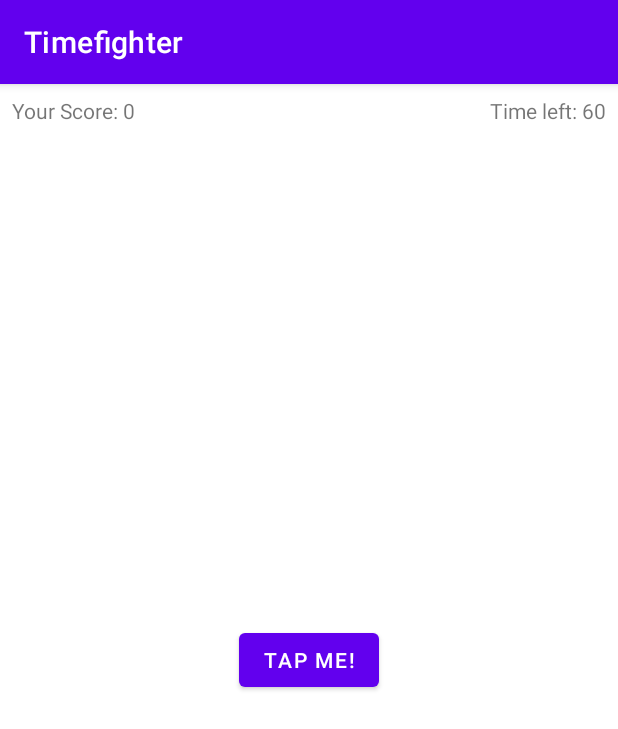
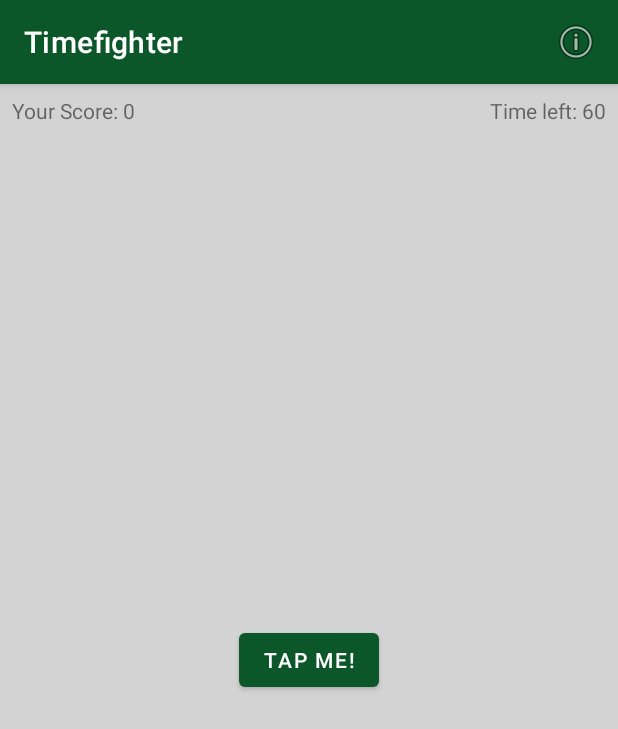
Before and after one commit to kmusto1/Chapter-1-Hello-World, an Android app: the screen it shows after launch (MainActivity), on a phone screen of 412 x 824 dp. Shown: the top 729 px of the screen. Run offline under Robolectric (Android 15) with nearby library versions, the phone set to English and light mode, and no system bars.

Commit message:
Chapter 4 + 5.

```diff
--- a/app/src/main/java/com/raywenderlich/timefighter/MainActivity.kt
+++ b/app/src/main/java/com/raywenderlich/timefighter/MainActivity.kt
@@ -1,13 +1,20 @@
 package com.raywenderlich.timefighter
 
+import androidx.appcompat.app.AppCompatActivity
 import android.os.Bundle
 import android.os.CountDownTimer
+import android.util.Log
+import android.view.Menu
+import android.view.MenuItem
+import android.view.animation.AnimationUtils
 import android.widget.Button
 import android.widget.TextView
 import android.widget.Toast
-import androidx.appcompat.app.AppCompatActivity
+import androidx.appcompat.app.AlertDialog
 
 class MainActivity : AppCompatActivity() {
+
+    private val TAG = MainActivity::class.java.simpleName
 
     private var score = 0
 
@@ -26,62 +33,149 @@ class MainActivity : AppCompatActivity() {
         super.onCreate(savedInstanceState)
         setContentView(R.layout.activity_main)
 
+        Log.d(TAG, "onCreate called. Score is: $score")
+
         // connect views to variables
         gameScoreTextView = findViewById(R.id.game_score_text_view)
         timeLeftTextView = findViewById(R.id.time_left_text_view)
         tapMeButton = findViewById(R.id.tap_me_button)
-        tapMeButton.setOnClickListener { incrementScore() }
+        // 2
+        tapMeButton.setOnClickListener { view ->
+            val bounceAnimation = AnimationUtils.loadAnimation(this,
+                R.anim.bounce)
+            view.startAnimation(bounceAnimation)
+            incrementScore()
+        }
 
-        resetGame()
+        if (savedInstanceState != null) {
+            score = savedInstanceState.getInt(SCORE_KEY)
+            timeLeft = savedInstanceState.getInt(TIME_LEFT_KEY)
+            restoreGame()
+        } else {
+            resetGame()
+        }
+    }
+
+    override fun onSaveInstanceState(outState: Bundle) {
+
+        super.onSaveInstanceState(outState)
+
+        outState.putInt(SCORE_KEY, score)
+        outState.putInt(TIME_LEFT_KEY, timeLeft)
+        countDownTimer.cancel()
+
+        Log.d(TAG, "onSaveInstanceState: Saving Score: $score & Time Left: $timeLeft")
+    }
+
+    override fun onCreateOptionsMenu(menu: Menu): Boolean {
+        // Inflate the menu; this adds items to the action bar if it is present.
+        super.onCreateOptionsMenu(menu)
+        menuInflater.inflate(R.menu.menu, menu)
+        return true
+    }
+
+    override fun onOptionsItemSelected(item: MenuItem): Boolean {
+        if (item.itemId == R.id.about_item) {
+            showInfo()
+        }
+
+        return true
+    }
+
+    override fun onDestroy() {
+        super.onDestroy()
+
+        Log.d(TAG, "onDestroy called.")
+    }
+
+    private fun showInfo() {
+        val dialogTitle = getString(R.string.about_title,
+            BuildConfig.VERSION_NAME)
+        val dialogMessage = getString(R.string.about_message)
+
+        val builder = AlertDialog.Builder(this)
+        builder.setTitle(dialogTitle)
+        builder.setMessage(dialogMessage)
+        builder.create().show()
     }
 
     private fun incrementScore() {
+
         if (!gameStarted) {
             startGame()
         }
-        // increment score logic
+
         score++
+
         val newScore = getString(R.string.your_score, score)
         gameScoreTextView.text = newScore
     }
 
     private fun resetGame() {
-        // reset game logic
         score = 0
+
         val initialScore = getString(R.string.your_score, score)
         gameScoreTextView.text = initialScore
 
         val initialTimeLeft = getString(R.string.time_left, 60)
         timeLeftTextView.text = initialTimeLeft
 
-        countDownTimer = object : CountDownTimer(initialCountDown,
-            countDownInterval) {
-
+        // 2
+        countDownTimer = object : CountDownTimer(initialCountDown, countDownInterval) {
+            // 3
             override fun onTick(millisUntilFinished: Long) {
                 timeLeft = millisUntilFinished.toInt() / 1000
-                val timeLeftString = getString(R.string.time_left,
-                    timeLeft)
+
+                val timeLeftString = getString(R.string.time_left, timeLeft)
                 timeLeftTextView.text = timeLeftString
             }
 
             override fun onFinish() {
-                // Ends game.
                 endGame()
             }
         }
+
         gameStarted = false
     }
 
+    private fun restoreGame() {
+
+        val restoredScore = getString(R.string.your_score, score)
+        gameScoreTextView.text = restoredScore
+
+        val restoredTime = getString(R.string.time_left, timeLeft)
+        timeLeftTextView.text = restoredTime
+
+        countDownTimer = object : CountDownTimer((timeLeft * 1000).toLong(), countDownInterval) {
+            override fun onTick(millisUntilFinished: Long) {
+
+                timeLeft = millisUntilFinished.toInt() / 1000
+
+                val timeLeftString = getString(R.string.time_left, timeLeft)
+                timeLeftTextView.text = timeLeftString
+            }
+
+            override fun onFinish() {
+                endGame()
+            }
+        }
+
+        countDownTimer.start()
+        gameStarted = true
+    }
+
     private fun startGame() {
-        // start game logic
         countDownTimer.start()
         gameStarted = true
     }
 
     private fun endGame() {
-        // end game logic
-        Toast.makeText(this, getString(R.string.game_over_message,
-            score), Toast.LENGTH_LONG).show()
+        Toast.makeText(this, getString(R.string.game_over_message, score), Toast.LENGTH_LONG).show()
         resetGame()
     }
+
+    companion object {
+        private const val SCORE_KEY = "SCORE_KEY"
+        private const val TIME_LEFT_KEY = "TIME_LEFT_KEY"
+    }
 }
--- /dev/null
+++ b/app/src/main/res/anim/bounce.xml
@@ -0,0 +1,13 @@
+<?xml version="1.0" encoding="utf-8"?>
+<set xmlns:android="http://schemas.android.com/apk/res/android"
+    android:fillAfter="true"
+    android:interpolator="@android:anim/bounce_interpolator">
+    <scale
+        android:duration="2000"
+        android:fromXScale="2.0"
+        android:fromYScale="2.0"
+        android:pivotX="50%"
+        android:pivotY="50%"
+        android:toXScale="1.0"
+        android:toYScale="1.0" />
+</set>
--- a/app/src/main/res/layout/activity_main.xml
+++ b/app/src/main/res/layout/activity_main.xml
@@ -1,10 +1,11 @@
 <?xml version="1.0" encoding="utf-8"?>
 <androidx.constraintlayout.widget.ConstraintLayout
     xmlns:android="http://schemas.android.com/apk/res/android"
+    xmlns:app="http://schemas.android.com/apk/res-auto"
     xmlns:tools="http://schemas.android.com/tools"
-    xmlns:app="http://schemas.android.com/apk/res-auto"
     android:layout_width="match_parent"
     android:layout_height="match_parent"
+    android:background="@color/colorBackground"
     tools:context=".MainActivity">
 
     <TextView
--- /dev/null
+++ b/app/src/main/res/menu/menu.xml
@@ -0,0 +1,10 @@
+<?xml version="1.0" encoding="utf-8"?>
+<menu xmlns:app="http://schemas.android.com/apk/res-auto"
+    xmlns:android="http://schemas.android.com/apk/res/android">
+
+    <item
+        android:id="@+id/about_item"
+        android:icon="@android:drawable/ic_menu_info_details"
+        android:title="About"
+        app:showAsAction="always" />
+</menu>
--- a/app/src/main/res/values-night/themes.xml
+++ b/app/src/main/res/values-night/themes.xml
@@ -1,16 +1,17 @@
 <resources xmlns:tools="http://schemas.android.com/tools">
     <!-- Base application theme. -->
-    <style name="Theme.Timefighter" parent="Theme.MaterialComponents.DayNight.DarkActionBar">
+    <style name="Theme.Timefighter"
+        parent="Theme.MaterialComponents.DayNight.DarkActionBar">
         <!-- Primary brand color. -->
-        <item name="colorPrimary">@color/purple_200</item>
-        <item name="colorPrimaryVariant">@color/purple_700</item>
-        <item name="colorOnPrimary">@color/black</item>
+        <item name="colorPrimary">@color/colorPrimary</item>
+        <item name="colorPrimaryVariant">@color/colorPrimary</item>
+        <item name="colorOnPrimary">@android:color/white</item>
         <!-- Secondary brand color. -->
-        <item name="colorSecondary">@color/teal_200</item>
-        <item name="colorSecondaryVariant">@color/teal_200</item>
-        <item name="colorOnSecondary">@color/black</item>
+        <item name="colorSecondary">@color/colorAccent</item>
+        <item name="colorSecondaryVariant">@color/colorAccent</item>
+        <item name="colorOnSecondary">@android:color/black</item>
         <!-- Status bar color. -->
-        <item name="android:statusBarColor">?attr/colorPrimaryVariant</item>
+        <item name="android:statusBarColor" tools:targetApi="l">?attr/colorPrimaryVariant</item>
         <!-- Customize your theme here. -->
     </style>
 </resources>
--- a/app/src/main/res/values/colors.xml
+++ b/app/src/main/res/values/colors.xml
@@ -1,10 +1,7 @@
 <?xml version="1.0" encoding="utf-8"?>
 <resources>
-    <color name="purple_200">#FFBB86FC</color>
-    <color name="purple_500">#FF6200EE</color>
-    <color name="purple_700">#FF3700B3</color>
-    <color name="teal_200">#FF03DAC5</color>
-    <color name="teal_700">#FF018786</color>
-    <color name="black">#FF000000</color>
-    <color name="white">#FFFFFFFF</color>
+    <color name="colorPrimary">#0C572A</color>
+    <color name="colorPrimaryDark">#388E3C</color>
+    <color name="colorAccent">#8BC34A</color>
+    <color name="colorBackground">#D3D3D3</color>
 </resources>
--- a/app/src/main/res/values/strings.xml
+++ b/app/src/main/res/values/strings.xml
@@ -4,4 +4,6 @@
     <string name="your_score">Your Score: %1$d</string>
     <string name="time_left">Time left: %1$d</string>
     <string name="game_over_message">Time\'s up! Your score was:%1$d</string>
+    <string name="about_title">Timefighter %1$s</string>
+    <string name="about_message">Created by Kyle Musto</string>
 </resources>
--- a/app/src/main/res/values/themes.xml
+++ b/app/src/main/res/values/themes.xml
@@ -1,16 +1,17 @@
 <resources xmlns:tools="http://schemas.android.com/tools">
     <!-- Base application theme. -->
-    <style name="Theme.Timefighter" parent="Theme.MaterialComponents.DayNight.DarkActionBar">
+    <style name="Theme.Timefighter"
+        parent="Theme.MaterialComponents.DayNight.DarkActionBar">
         <!-- Primary brand color. -->
-        <item name="colorPrimary">@color/purple_500</item>
-        <item name="colorPrimaryVariant">@color/purple_700</item>
-        <item name="colorOnPrimary">@color/white</item>
+        <item name="colorPrimary">@color/colorPrimary</item>
+        <item name="colorPrimaryVariant">@color/colorPrimary</item>
+        <item name="colorOnPrimary">@android:color/white</item>
         <!-- Secondary brand color. -->
-        <item name="colorSecondary">@color/teal_200</item>
-        <item name="colorSecondaryVariant">@color/teal_700</item>
-        <item name="colorOnSecondary">@color/black</item>
+        <item name="colorSecondary">@color/colorAccent</item>
+        <item name="colorSecondaryVariant">@color/colorAccent</item>
+        <item name="colorOnSecondary">@android:color/black</item>
         <!-- Status bar color. -->
-        <item name="android:statusBarColor">?attr/colorPrimaryVariant</item>
+        <item name="android:statusBarColor" tools:targetApi="l">?attr/colorPrimaryVariant</item>
         <!-- Customize your theme here. -->
     </style>
 </resources>
```
